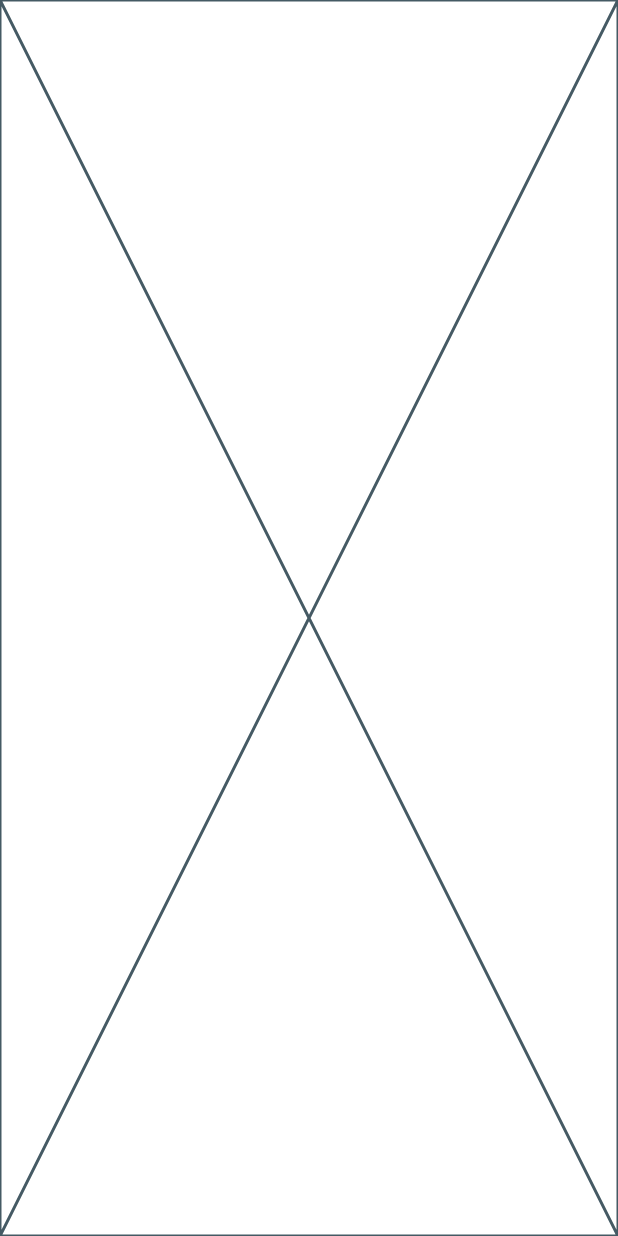
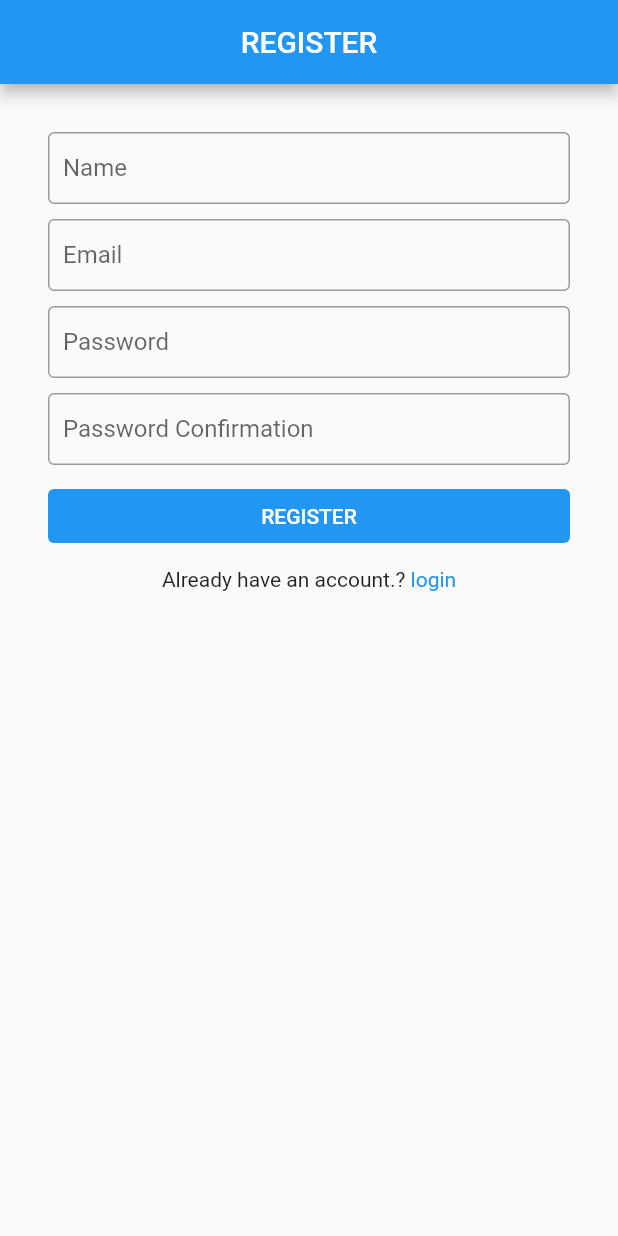
Before and after one commit to HumaCode/flutter-blog-app-frontend-, a Flutter app: the screen it shows after launch, after a tap on "LOGIN", after a tap on "Register", on a phone screen of 412 x 824 dp. Run offline on Flutter 3.47's test engine with Material 2 defaults, Android fonts, the phone set to English and light mode, and no system bars; our stand-ins replace shared_preferences.

Commit message:
implementasi fungsi register - register page

```diff
--- a/lib/screens/auth/register.dart
+++ b/lib/screens/auth/register.dart
@@ -1,4 +1,11 @@
 import 'package:flutter/material.dart';
+import 'package:flutter_blog/constants.dart';
+import 'package:flutter_blog/models/api_response.dart';
+import 'package:flutter_blog/models/user.dart';
+import 'package:flutter_blog/screens/auth/login.dart';
+import 'package:flutter_blog/screens/home.dart';
+import 'package:flutter_blog/services/user_service.dart';
+import 'package:shared_preferences/shared_preferences.dart';
 
 class RegisterPage extends StatefulWidget {
   const RegisterPage({super.key});
@@ -8,8 +15,111 @@ class RegisterPage extends StatefulWidget {
 }
 
 class _RegisterPageState extends State<RegisterPage> {
+  final GlobalKey<FormState> formkey = GlobalKey<FormState>();
+  TextEditingController nameController = TextEditingController();
+  TextEditingController emailController = TextEditingController();
+  TextEditingController passwordController = TextEditingController();
+  TextEditingController passwordConfirmationController =
+      TextEditingController();
+  bool loading = false;
+
+// fungsi register
+  void _registerUser() async {
+    ApiResponse response = await register(
+        nameController.text,
+        emailController.text,
+        passwordController.text,
+        passwordConfirmationController.text);
+
+    if (response.error == null) {
+      _saveAndRedirectToHome(response.data as User);
+    } else {
+      setState(() {
+        loading = false;
+      });
+
+      ScaffoldMessenger.of(context).showSnackBar(
+        SnackBar(
+          content: Text('${response.error}'),
+        ),
+      );
+    }
+  }
+
+  void _saveAndRedirectToHome(User user) async {
+    SharedPreferences pref = await SharedPreferences.getInstance();
+
+    await pref.setString('token', user.token ?? '');
+    await pref.setInt('userId', user.id ?? 0);
+
+    Navigator.of(context).pushAndRemoveUntil(
+        MaterialPageRoute(builder: (context) => const HomePage()),
+        (route) => false);
+  }
+
   @override
   Widget build(BuildContext context) {
-    return const Placeholder();
+    return Scaffold(
+      appBar: AppBar(
+        title: const Text('REGISTER'),
+        centerTitle: true,
+      ),
+      body: Form(
+        key: formkey,
+        child: ListView(
+          padding: const EdgeInsets.all(32),
+          children: [
+            TextFormField(
+              keyboardType: TextInputType.emailAddress,
+              controller: nameController,
+              validator: (val) => val!.isEmpty ? 'Name required' : null,
+              decoration: kInputDecoration('Name'),
+            ),
+            const SizedBox(height: 10),
+            TextFormField(
+              keyboardType: TextInputType.emailAddress,
+              controller: emailController,
+              validator: (val) => val!.isEmpty ? 'Email required' : null,
+              decoration: kInputDecoration('Email'),
+            ),
+            const SizedBox(height: 10),
+            TextFormField(
+              obscureText: true,
+              controller: passwordController,
+              validator: (val) => val!.isEmpty ? 'Password required' : null,
+              decoration: kInputDecoration('Password'),
+            ),
+            const SizedBox(height: 10),
+            TextFormField(
+              obscureText: true,
+              controller: passwordConfirmationController,
+              validator: (val) => val != passwordController.text
+                  ? 'Password confirmation does not match..'
+                  : null,
+              decoration: kInputDecoration('Password Confirmation'),
+            ),
+            const SizedBox(height: 10),
+            loading
+                ? const Center(
+                    child: CircularProgressIndicator(),
+                  )
+                : kTextButton('REGISTER', () {
+                    if (formkey.currentState!.validate()) {
+                      setState(() {
+                        loading = true;
+                        _registerUser();
+                      });
+                    }
+                  }),
+            const SizedBox(height: 10),
+            kLoginRegisterHint('Already have an account.?', ' login', () {
+              Navigator.of(context).pushAndRemoveUntil(
+                  MaterialPageRoute(builder: (context) => const Login()),
+                  (route) => false);
+            })
+          ],
+        ),
+      ),
+    );
   }
 }
--- a/lib/services/user_service.dart
+++ b/lib/services/user_service.dart
@@ -40,7 +40,8 @@ Future<ApiResponse> login(String email, String password) async {
 }
 
 // fungsi register
-Future<ApiResponse> register(String name, String email, String password) async {
+Future<ApiResponse> register(String name, String email, String password,
+    String passwordConfirmation) async {
   ApiResponse apiResponse = ApiResponse();
 
   try {
@@ -50,7 +51,7 @@ Future<ApiResponse> register(String name, String email, String password) async {
       'name': name,
       'email': email,
       'password': password,
-      'password_confirmation': password,
+      'password_confirmation': passwordConfirmation,
     });
 
     switch (response.statusCode) {
```
